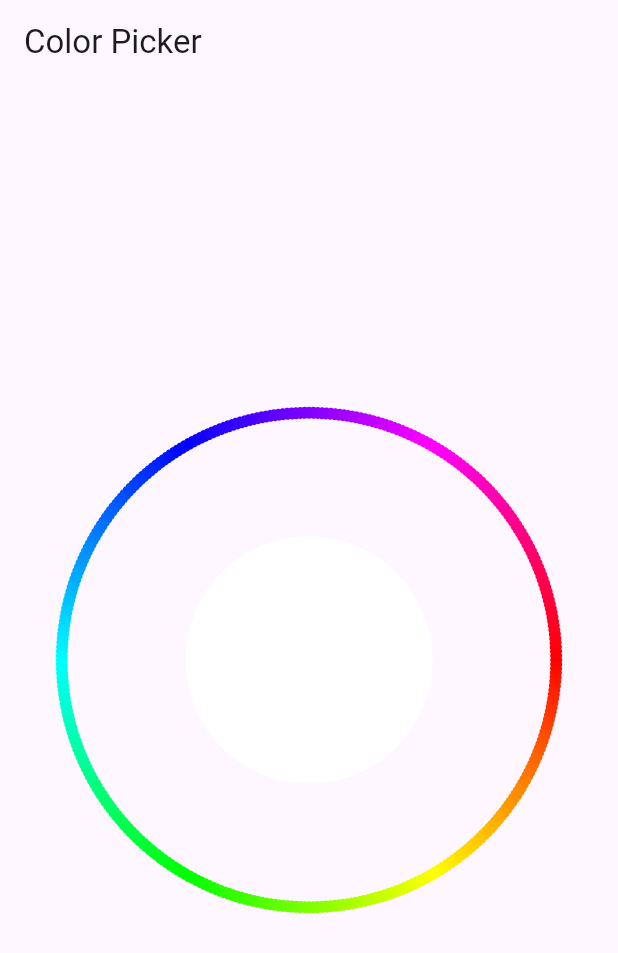
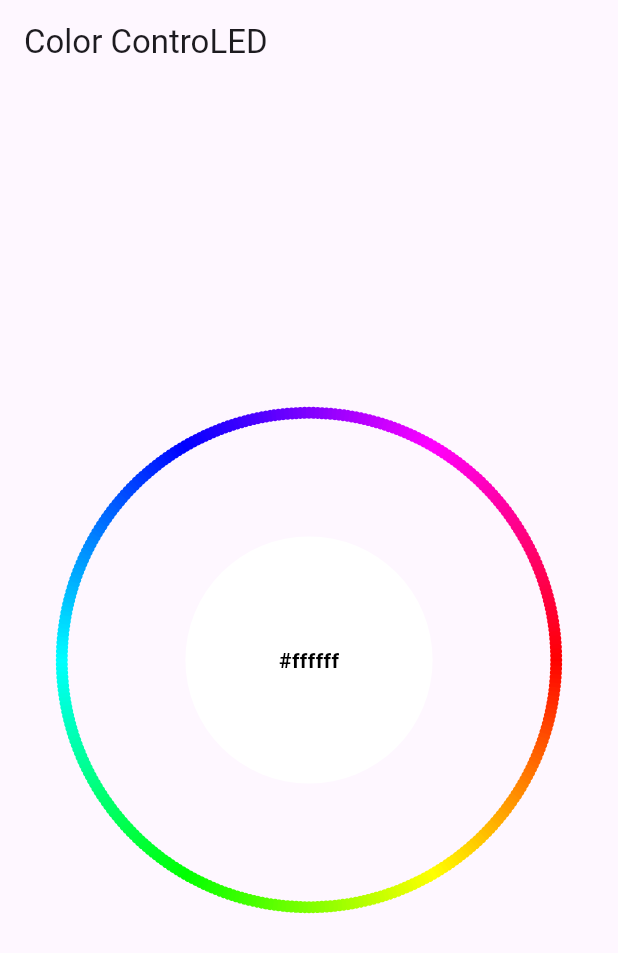
Before and after one commit to ChrisAlegria/Color-ControLED, a Flutter app: the screen it shows after launch, on a phone screen of 412 x 824 dp. Shown: the top 953 px of the screen. Run offline on Flutter 3.47's test engine with Material 3 defaults, Android fonts, the phone set to English and light mode, and no system bars.

Commit message:
Init: Color Name

```diff
--- a/lib/main.dart
+++ b/lib/main.dart
@@ -10,6 +10,7 @@ class MyApp extends StatelessWidget {
   Widget build(BuildContext context) {
     return MaterialApp(
       home: ColorPickerPage(),
+      debugShowCheckedModeBanner: false, // Eliminacion de banner
     );
   }
 }
@@ -26,7 +27,7 @@ class _ColorPickerPageState extends State<ColorPickerPage> {
   Widget build(BuildContext context) {
     return Scaffold(
       appBar: AppBar(
-        title: Text('Color Picker'),
+        title: Text('Color ControLED'),
       ),
       body: Center(
         child: ColorWheel(
@@ -79,18 +80,38 @@ class ColorWheel extends StatelessWidget {
                 ),
               ),
             ),
-            Container(
-              width: selectedCircleSize,
-              height: selectedCircleSize,
-              decoration: BoxDecoration(
-                shape: BoxShape.circle,
-                color: selectedColor,
+            Positioned(
+              child: Container(
+                width: selectedCircleSize,
+                height: selectedCircleSize,
+                decoration: BoxDecoration(
+                  shape: BoxShape.circle,
+                  color: selectedColor,
+                ),
+              ),
+            ),
+            Positioned(
+              child: Container(
+                padding: EdgeInsets.all(8),
+                child: Text(
+                  '${selectedColor.toHex()}',
+                  style: TextStyle(
+                    color: Colors.black,
+                    fontWeight: FontWeight.bold,
+                  ),
+                ),
               ),
             ),
           ],
         );
       },
     );
+  }
+}
+
+extension ColorExtension on Color {
+  String toHex() {
+    return '#${value.toRadixString(16).substring(2, 8)}';
   }
 }
 
```
